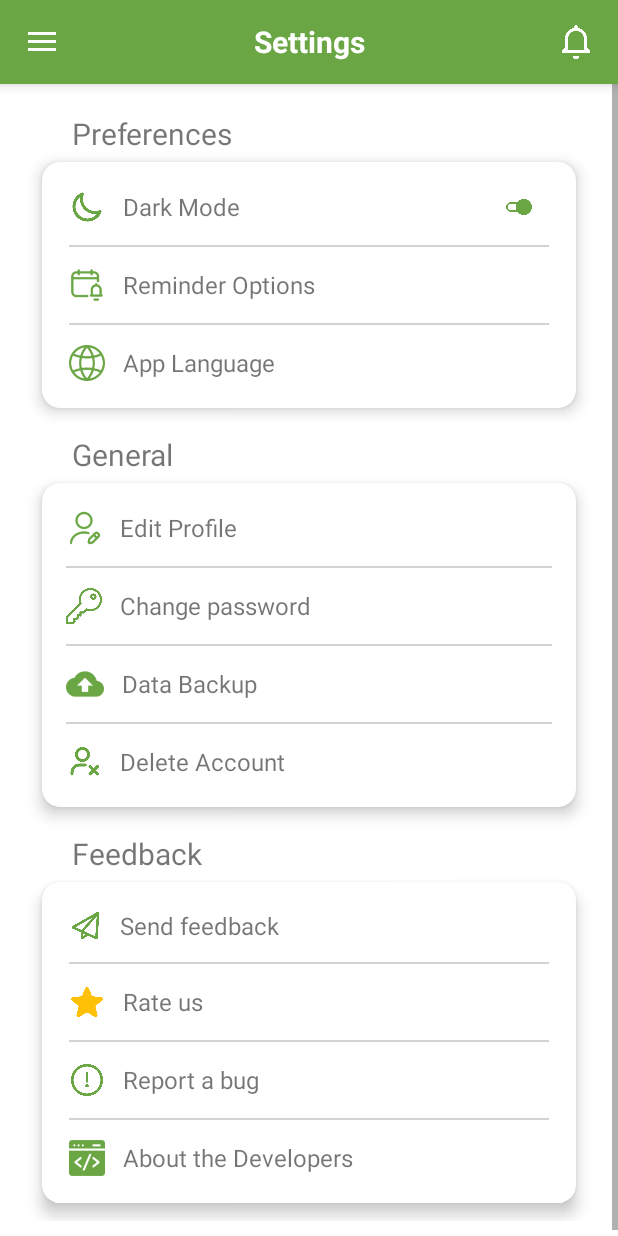
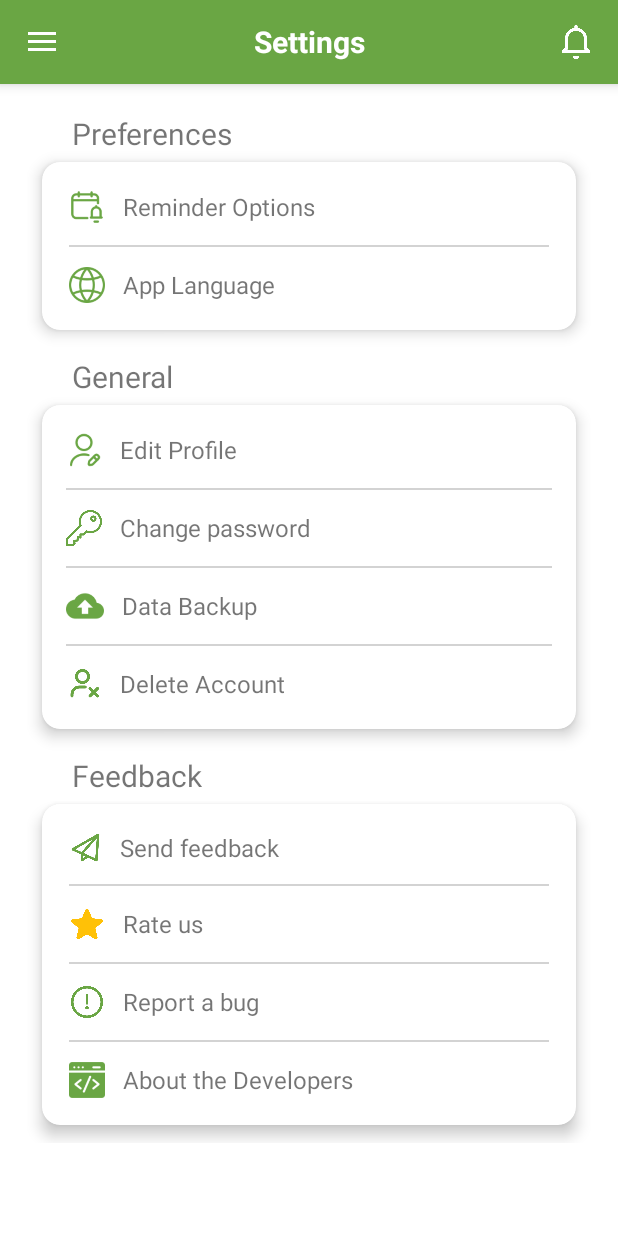
Before and after one commit to giannakat/ExpirEase, an Android app: the screen it shows after launch once a user with an empty profile is signed in (HomeWithFragmentActivity), in the side drawer, after a tap on "Settings", on a phone screen of 412 x 824 dp. Run offline under Robolectric (Android 15) with nearby library versions, the phone set to English and light mode, and no system bars; our stand-ins replace Firebase (no records; nobody signed in at launch, a user with empty details on screens opened directly); 2 statements that could not run were skipped.

Commit message:
hidden dark mode

```diff
--- a/app/src/main/res/layout/fragment_settings.xml
+++ b/app/src/main/res/layout/fragment_settings.xml
@@ -37,41 +37,6 @@
                 android:orientation="vertical"
                 android:paddingHorizontal="18dp"
                 android:paddingVertical="10dp">
-
-                <LinearLayout
-                    android:id="@+id/preference_darkmode"
-                    android:layout_width="match_parent"
-                    android:layout_height="wrap_content"
-                    android:paddingVertical="8dp"
-                    android:gravity="center_vertical"
-                    android:orientation="horizontal">
-
-                    <ImageView
-                        android:layout_width="24dp"
-                        android:layout_height="24dp"
-                        android:src="@drawable/ic_settings_dark_mode_moon"/>
-
-                    <TextView
-                        android:layout_width="0dp"
-                        android:layout_height="wrap_content"
-                        android:layout_weight="1"
-                        android:paddingStart="12dp"
-                        android:text="Dark Mode"
-                        android:textSize="16sp" />
-
-                    <ImageView
-                        android:layout_width="40dp"
-                        android:layout_height="24dp"
-                        android:src="@drawable/ic_settings_toggle"
-                        android:layout_gravity="end"/>
-
-                </LinearLayout>
-
-                <View
-                    android:layout_width="match_parent"
-                    android:layout_height="1dp"
-                    android:background="#D3D3D3"
-                    android:layout_marginVertical="5dp"/>
 
                 <LinearLayout
                     android:id="@+id/preference_reminder"
```
